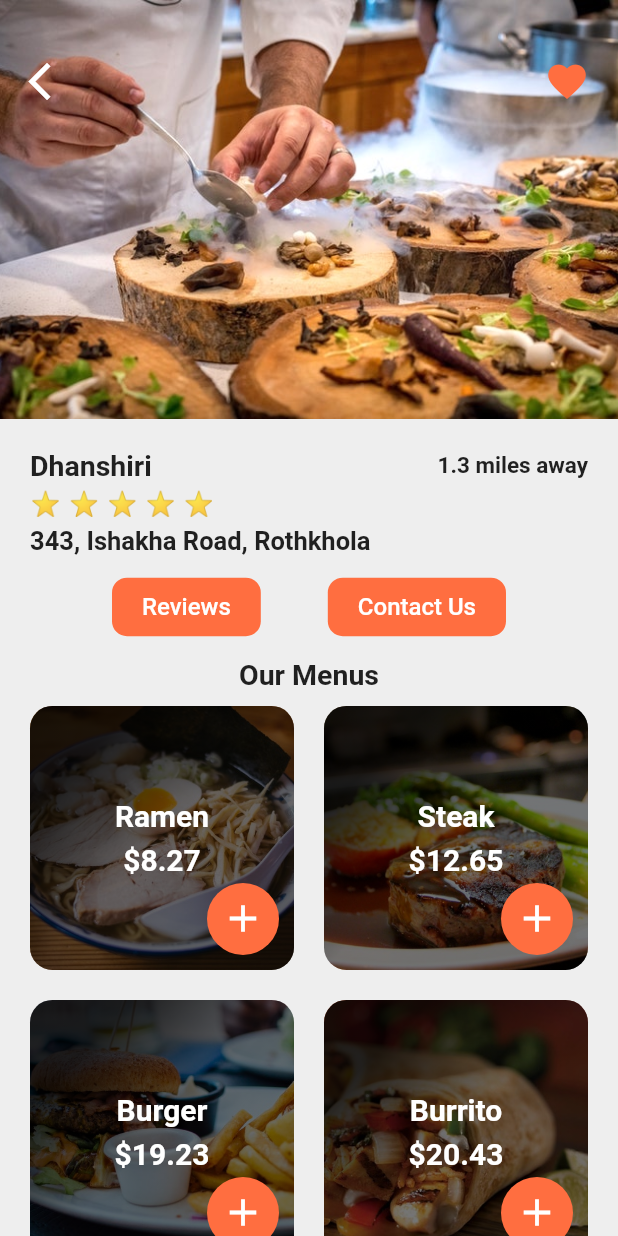
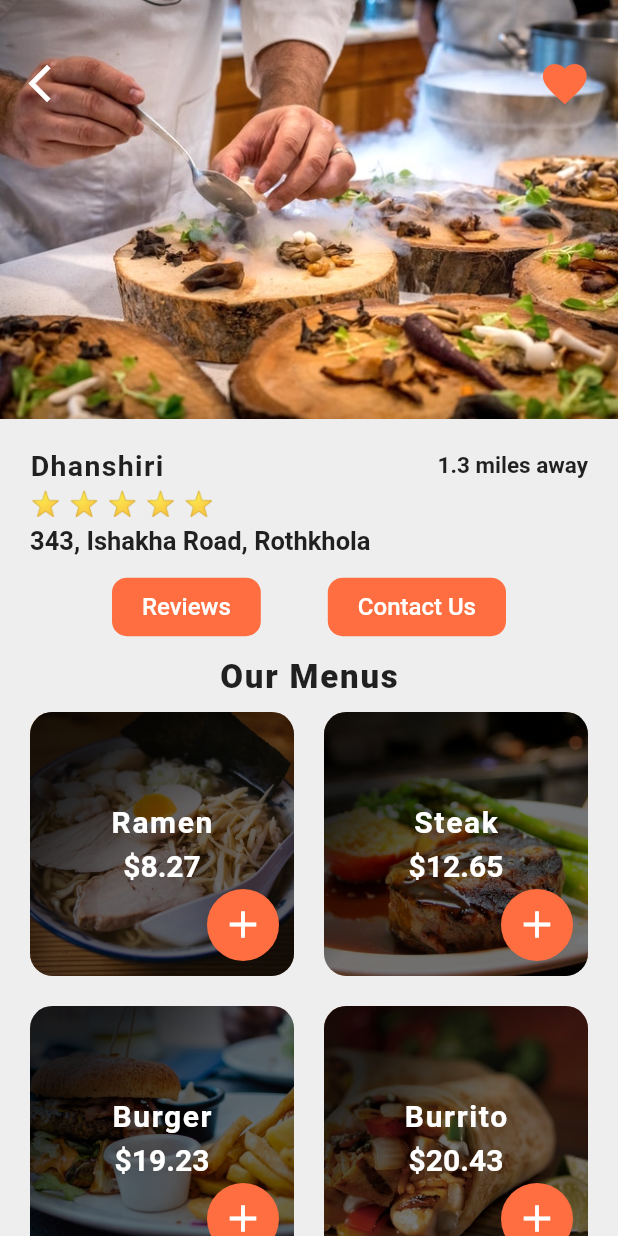
Before and after one commit to Rezuanul-Islam-Fahim/food_delivery_ui, a Flutter app: the screen it shows after launch, after a tap on "Dhanshiri", on a phone screen of 412 x 824 dp. Run offline on Flutter 3.47's test engine with Material 2 defaults, Android fonts, the phone set to English and light mode, and no system bars.

Commit message:
Modify app typography

```diff
--- a/lib/screens/cart_screen.dart
+++ b/lib/screens/cart_screen.dart
@@ -42,6 +42,7 @@ class _CartScreenState extends State<CartScreen> {
                         style: TextStyle(
                           fontSize: 18,
                           fontWeight: FontWeight.w700,
+                          letterSpacing: 0.9,
                         ),
                         overflow: TextOverflow.ellipsis,
                       ),
--- a/lib/screens/home_screen.dart
+++ b/lib/screens/home_screen.dart
@@ -63,6 +63,7 @@ class _HomeScreenState extends State<HomeScreen> {
                           style: TextStyle(
                             fontSize: 18,
                             fontWeight: FontWeight.w700,
+                            letterSpacing: 0.9,
                           ),
                           overflow: TextOverflow.ellipsis,
                         ),
@@ -175,9 +176,9 @@ class _HomeScreenState extends State<HomeScreen> {
             child: Text(
               'Restaurants',
               style: TextStyle(
-                fontSize: 21,
+                fontSize: 22,
                 fontWeight: FontWeight.w700,
-                letterSpacing: 1.1,
+                letterSpacing: 1.2,
               ),
             ),
           ),
--- a/lib/screens/restaurant_screen.dart
+++ b/lib/screens/restaurant_screen.dart
@@ -57,6 +57,7 @@ class _RestaurantScreenState extends State<RestaurantScreen> {
                   fontSize: 20,
                   fontWeight: FontWeight.w700,
                   color: Colors.white,
+                  letterSpacing: 1.1,
                 ),
               ),
               SizedBox(height: 6.0),
@@ -106,9 +107,7 @@ class _RestaurantScreenState extends State<RestaurantScreen> {
       );
     }
 
-    return Column(
-      children: restaurantItemList,
-    );
+    return Column(children: restaurantItemList);
   }
 
   @override
@@ -131,6 +130,7 @@ class _RestaurantScreenState extends State<RestaurantScreen> {
                 style: TextStyle(
                   fontSize: 19,
                   fontWeight: FontWeight.w700,
+                  letterSpacing: 0.9,
                 ),
               ),
               Text(
@@ -226,7 +226,7 @@ class _RestaurantScreenState extends State<RestaurantScreen> {
                     ),
                     IconButton(
                       icon: Icon(Icons.favorite),
-                      iconSize: 30.0,
+                      iconSize: 35.0,
                       color: Theme.of(context).primaryColor,
                       onPressed: () {},
                     ),
@@ -245,8 +245,9 @@ class _RestaurantScreenState extends State<RestaurantScreen> {
                       Text(
                         'Our Menus',
                         style: TextStyle(
-                          fontSize: 19,
-                          fontWeight: FontWeight.bold,
+                          fontSize: 22,
+                          fontWeight: FontWeight.w800,
+                          letterSpacing: 1.2,
                         ),
                         textAlign: TextAlign.center,
                       ),
@@ -266,8 +267,9 @@ class _RestaurantScreenState extends State<RestaurantScreen> {
                       Text(
                         'Our Menus',
                         style: TextStyle(
-                          fontSize: 19,
-                          fontWeight: FontWeight.bold,
+                          fontSize: 22,
+                          fontWeight: FontWeight.w800,
+                          letterSpacing: 1.2,
                         ),
                       ),
                       SizedBox(height: 2.0),
--- a/lib/widgets/menu_items_landscape.dart
+++ b/lib/widgets/menu_items_landscape.dart
@@ -52,6 +52,7 @@ class MenuItemsLandscape extends StatelessWidget {
                   fontSize: 20,
                   fontWeight: FontWeight.w700,
                   color: Colors.white,
+                  letterSpacing: 1.1,
                 ),
               ),
               SizedBox(height: 6.0),
--- a/lib/widgets/recent_orders.dart
+++ b/lib/widgets/recent_orders.dart
@@ -19,9 +19,9 @@ class RecentOrders extends StatelessWidget {
           child: Text(
             'Recent Orders',
             style: TextStyle(
-              fontSize: 21,
+              fontSize: 22,
               fontWeight: FontWeight.w700,
-              letterSpacing: 1.1,
+              letterSpacing: 1.2,
             ),
           ),
         ),
@@ -80,6 +80,7 @@ class RecentOrderList extends StatelessWidget {
                           style: TextStyle(
                             fontSize: 18,
                             fontWeight: FontWeight.w700,
+                            letterSpacing: 0.9,
                           ),
                           overflow: TextOverflow.ellipsis,
                         ),
```
